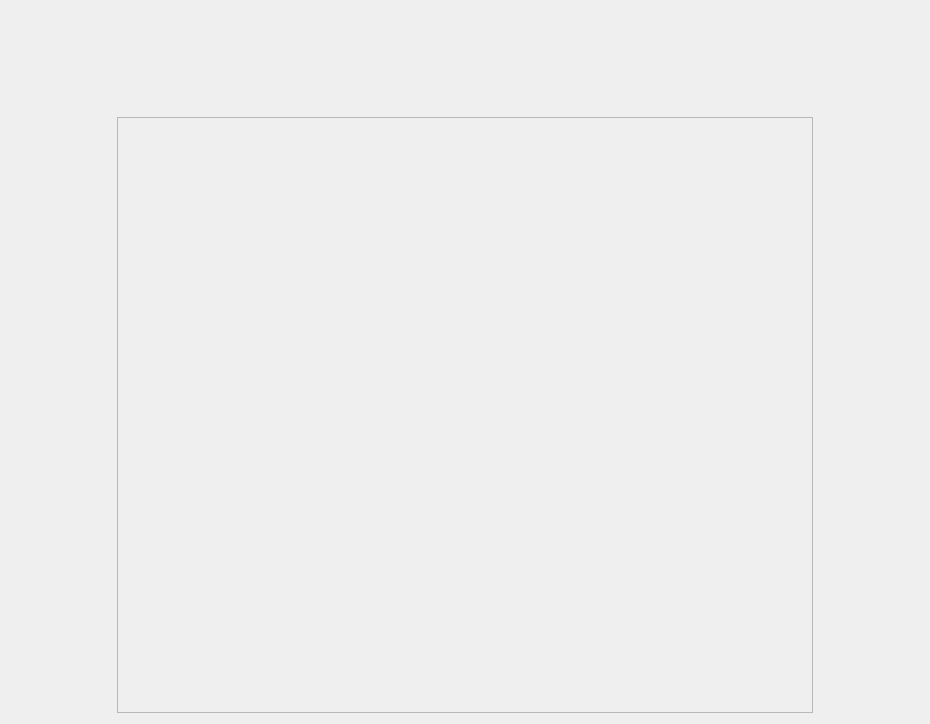
Before: the Qt Designer form Code/Mantid/Vates/VatesSimpleGui/ViewWidgets/inc/MantidVatesSimpleGuiViewWidgets/MultisliceView.ui in mantidproject/mantid, drawn with Qt 5.
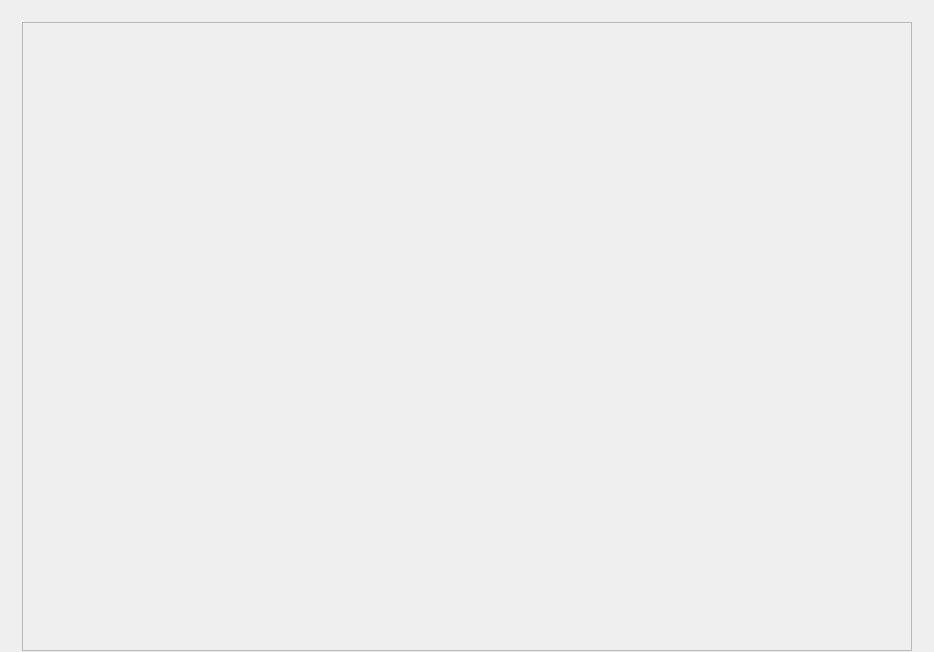
After: the same form once the commit is applied. Custom widgets are drawn as their Qt base class.

Commit message: Refs #4090. Adjusting overall view layout.

Diff of the .ui file:
```diff
--- a/Code/Mantid/Vates/VatesSimpleGui/ViewWidgets/inc/MantidVatesSimpleGuiViewWidgets/MultisliceView.ui
+++ b/Code/Mantid/Vates/VatesSimpleGui/ViewWidgets/inc/MantidVatesSimpleGuiViewWidgets/MultisliceView.ui
@@ -6,12 +6,12 @@
    <rect>
     <x>0</x>
     <y>0</y>
-    <width>930</width>
-    <height>724</height>
+    <width>934</width>
+    <height>652</height>
    </rect>
   </property>
   <property name="sizePolicy">
-   <sizepolicy hsizetype="MinimumExpanding" vsizetype="MinimumExpanding">
+   <sizepolicy hsizetype="Expanding" vsizetype="Expanding">
     <horstretch>0</horstretch>
     <verstretch>0</verstretch>
    </sizepolicy>
@@ -19,11 +19,33 @@
   <property name="windowTitle">
    <string>MultiSliceView</string>
   </property>
-  <layout class="QGridLayout" name="gridLayout">
+  <layout class="QGridLayout" name="gridLayout" rowstretch="0,1,1,1" columnstretch="0,1,1,1,0">
+   <property name="sizeConstraint">
+    <enum>QLayout::SetNoConstraint</enum>
+   </property>
+   <property name="margin">
+    <number>1</number>
+   </property>
+   <property name="spacing">
+    <number>1</number>
+   </property>
    <item row="0" column="1">
+    <spacer name="horizontalSpacer">
+     <property name="orientation">
+      <enum>Qt::Horizontal</enum>
+     </property>
+     <property name="sizeHint" stdset="0">
+      <size>
+       <width>291</width>
+       <height>20</height>
+      </size>
+     </property>
+    </spacer>
+   </item>
+   <item row="0" column="2">
     <widget class="Mantid::Vates::SimpleGui::AxisInteractor" name="yAxisWidget" native="true">
      <property name="sizePolicy">
-      <sizepolicy hsizetype="Preferred" vsizetype="Fixed">
+      <sizepolicy hsizetype="Preferred" vsizetype="Preferred">
        <horstretch>0</horstretch>
        <verstretch>0</verstretch>
       </sizepolicy>
@@ -31,28 +53,38 @@
      <property name="minimumSize">
       <size>
        <width>0</width>
-       <height>100</height>
+       <height>0</height>
       </size>
      </property>
     </widget>
    </item>
+   <item row="0" column="3">
+    <spacer name="horizontalSpacer_2">
+     <property name="orientation">
+      <enum>Qt::Horizontal</enum>
+     </property>
+     <property name="sizeHint" stdset="0">
+      <size>
+       <width>291</width>
+       <height>20</height>
+      </size>
+     </property>
+    </spacer>
+   </item>
    <item row="1" column="0">
-    <widget class="Mantid::Vates::SimpleGui::AxisInteractor" name="xAxisWidget" native="true">
-     <property name="sizePolicy">
-      <sizepolicy hsizetype="Fixed" vsizetype="Preferred">
-       <horstretch>0</horstretch>
-       <verstretch>0</verstretch>
-      </sizepolicy>
+    <spacer name="verticalSpacer_3">
+     <property name="orientation">
+      <enum>Qt::Vertical</enum>
      </property>
-     <property name="minimumSize">
+     <property name="sizeHint" stdset="0">
       <size>
-       <width>100</width>
-       <height>0</height>
+       <width>20</width>
+       <height>205</height>
       </size>
      </property>
-    </widget>
+    </spacer>
    </item>
-   <item row="1" column="1">
+   <item row="1" column="1" rowspan="3" colspan="3">
     <widget class="QFrame" name="renderFrame">
      <property name="enabled">
       <bool>true</bool>
@@ -77,22 +109,77 @@
      </property>
     </widget>
    </item>
-   <item row="1" column="2">
+   <item row="1" column="4">
+    <spacer name="verticalSpacer">
+     <property name="orientation">
+      <enum>Qt::Vertical</enum>
+     </property>
+     <property name="sizeHint" stdset="0">
+      <size>
+       <width>20</width>
+       <height>205</height>
+      </size>
+     </property>
+    </spacer>
+   </item>
+   <item row="2" column="0">
+    <widget class="Mantid::Vates::SimpleGui::AxisInteractor" name="xAxisWidget" native="true">
+     <property name="sizePolicy">
+      <sizepolicy hsizetype="Preferred" vsizetype="Preferred">
+       <horstretch>0</horstretch>
+       <verstretch>0</verstretch>
+      </sizepolicy>
+     </property>
+     <property name="minimumSize">
+      <size>
+       <width>0</width>
+       <height>0</height>
+      </size>
+     </property>
+    </widget>
+   </item>
+   <item row="2" column="4">
     <widget class="Mantid::Vates::SimpleGui::AxisInteractor" name="zAxisWidget" native="true">
      <property name="sizePolicy">
-      <sizepolicy hsizetype="Fixed" vsizetype="Preferred">
+      <sizepolicy hsizetype="Preferred" vsizetype="Preferred">
        <horstretch>0</horstretch>
        <verstretch>0</verstretch>
       </sizepolicy>
      </property>
      <property name="minimumSize">
       <size>
-       <width>100</width>
+       <width>0</width>
        <height>0</height>
       </size>
      </property>
     </widget>
    </item>
+   <item row="3" column="0">
+    <spacer name="verticalSpacer_4">
+     <property name="orientation">
+      <enum>Qt::Vertical</enum>
+     </property>
+     <property name="sizeHint" stdset="0">
+      <size>
+       <width>20</width>
+       <height>205</height>
+      </size>
+     </property>
+    </spacer>
+   </item>
+   <item row="3" column="4">
+    <spacer name="verticalSpacer_2">
+     <property name="orientation">
+      <enum>Qt::Vertical</enum>
+     </property>
+     <property name="sizeHint" stdset="0">
+      <size>
+       <width>20</width>
+       <height>205</height>
+      </size>
+     </property>
+    </spacer>
+   </item>
   </layout>
  </widget>
  <layoutdefault spacing="6" margin="11"/>
```
